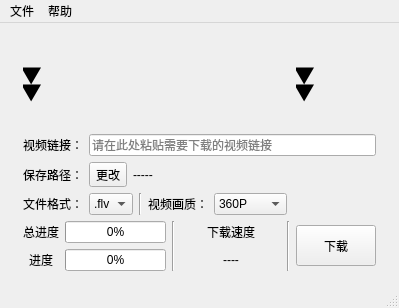
Qt form main.ui (laorange/bilibili_downloader) before a commit.
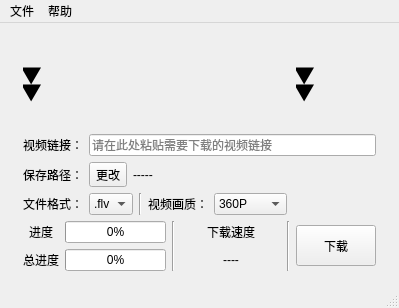
The same form after that commit. Icons and pictures are not drawn.

```diff
--- a/main.ui
+++ b/main.ui
@@ -293,7 +293,7 @@
           <item row="1" column="0">
            <widget class="QLabel" name="label_9">
             <property name="text">
-             <string>进度</string>
+             <string>总进度</string>
             </property>
             <property name="alignment">
              <set>Qt::AlignCenter</set>
@@ -320,7 +320,7 @@
           <item row="0" column="0">
            <widget class="QLabel" name="label_8">
             <property name="text">
-             <string>总进度</string>
+             <string>进度</string>
             </property>
             <property name="alignment">
              <set>Qt::AlignCenter</set>
```
